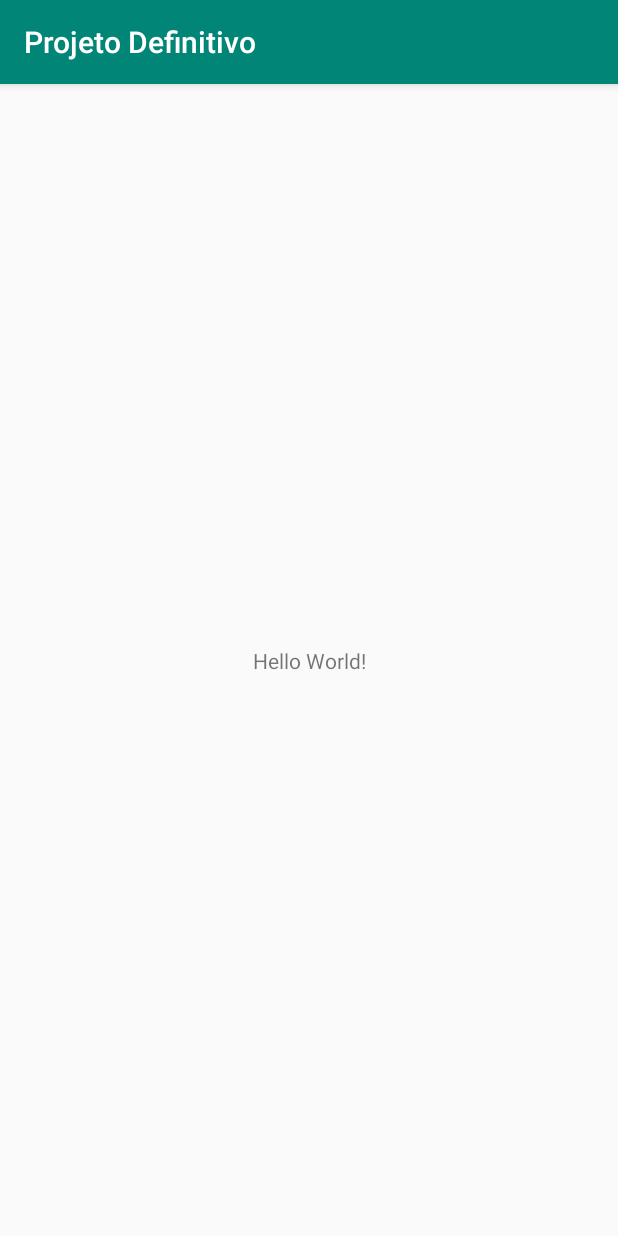
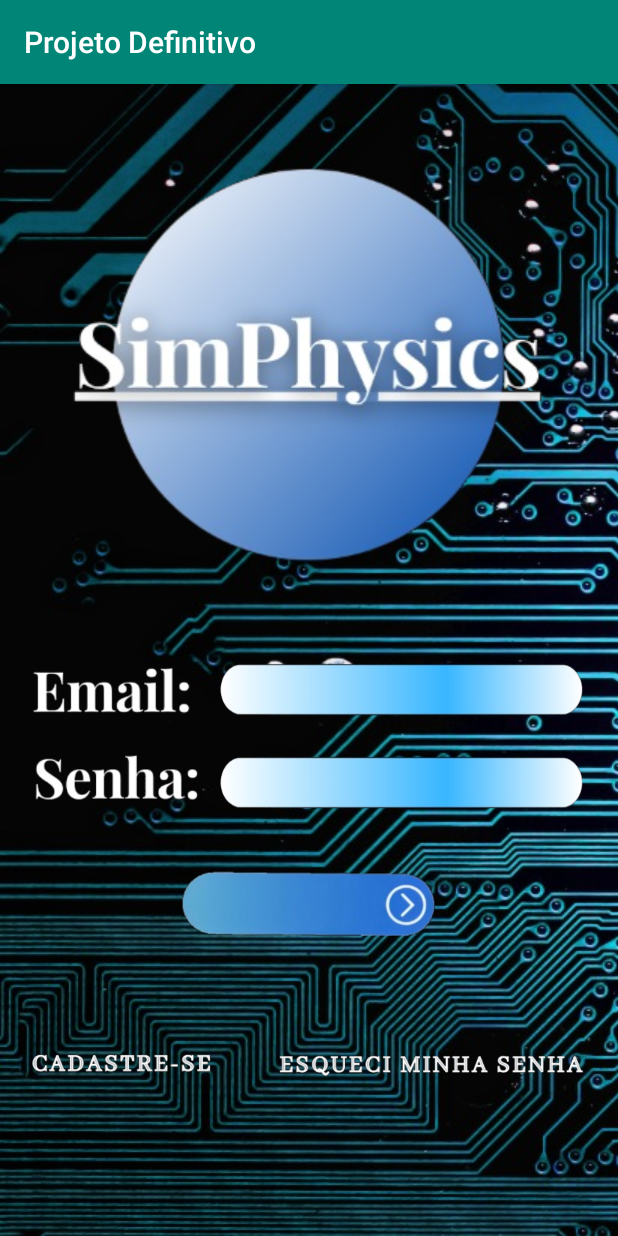
Before and after one commit to BrunoVictor2020/Repositorio-Def, an Android app: the screen it shows after launch (MainActivity), on a phone screen of 412 x 824 dp. Run offline under Robolectric (Android 15) with nearby library versions, the phone set to English and light mode, and no system bars.

Commit message:
Login Screen

```diff
--- a/ProjetoDefinitivo/app/src/main/res/layout/activity_login.xml
+++ b/ProjetoDefinitivo/app/src/main/res/layout/activity_login.xml
@@ -4,15 +4,138 @@
     xmlns:tools="http://schemas.android.com/tools"
     android:layout_width="match_parent"
     android:layout_height="match_parent"
-    tools:context=".MainActivity">
+    tools:context=".MainActivity" >
 
-    <TextView
-        android:layout_width="wrap_content"
-        android:layout_height="wrap_content"
-        android:text="Hello World!"
+    <ImageView
+        android:id="@+id/imageView"
+        android:layout_width="match_parent"
+        android:layout_height="match_parent"
+        android:scaleType="matrix"
+        android:visibility="visible"
         app:layout_constraintBottom_toBottomOf="parent"
-        app:layout_constraintLeft_toLeftOf="parent"
-        app:layout_constraintRight_toRightOf="parent"
-        app:layout_constraintTop_toTopOf="parent" />
+        app:layout_constraintEnd_toEndOf="parent"
+        app:layout_constraintHorizontal_bias="0.0"
+        app:layout_constraintStart_toStartOf="parent"
+        app:layout_constraintTop_toTopOf="parent"
+        app:layout_constraintVertical_bias="0.0"
+        app:srcCompat="@drawable/BG" />
+
+    <LinearLayout
+        android:layout_width="match_parent"
+        android:layout_height="match_parent"
+        android:orientation="vertical"
+        android:weightSum="100"
+        app:layout_constraintBottom_toBottomOf="@+id/imageView"
+        app:layout_constraintEnd_toEndOf="parent"
+        app:layout_constraintStart_toStartOf="parent"
+        app:layout_constraintTop_toTopOf="parent">
+
+        <ImageView
+            android:id="@+id/imageView2"
+            android:layout_width="match_parent"
+            android:layout_height="wrap_content"
+            android:layout_weight="10"
+            android:padding="40dp"
+            app:srcCompat="@drawable/logo" />
+
+        <LinearLayout
+            android:layout_width="match_parent"
+            android:layout_height="wrap_content"
+            android:layout_weight="10"
+            android:gravity="center"
+            android:orientation="horizontal"
+            android:paddingLeft="20dp"
+            android:paddingRight="20dp"
+            android:weightSum="40">
+
+            <ImageButton
+                android:id="@+id/imageButton"
+                android:layout_width="121dp"
+                android:layout_height="36dp"
+                android:layout_weight="20"
+                android:background="#00FFFFFF"
+                android:scaleType="fitStart"
+                app:srcCompat="@drawable/email" />
+
+            <EditText
+                android:id="@+id/editText"
+                android:layout_width="241dp"
+                android:layout_height="43dp"
+                android:layout_weight="20"
+                android:background="@drawable/barra"
+                android:ems="10"
+                android:inputType="textPersonName" />
+        </LinearLayout>
+
+        <LinearLayout
+            android:layout_width="match_parent"
+            android:layout_height="wrap_content"
+            android:layout_weight="10"
+            android:gravity="center_vertical"
+            android:orientation="horizontal"
+            android:paddingLeft="20dp"
+            android:paddingRight="20dp"
+            android:weightSum="40">
+
+            <ImageView
+                android:id="@+id/imageView3"
+                android:layout_width="121dp"
+                android:layout_height="41dp"
+                android:layout_weight="20"
+                android:scaleType="fitStart"
+                app:srcCompat="@drawable/senha" />
+
+            <EditText
+                android:id="@+id/editText2"
+                android:layout_width="241dp"
+                android:layout_height="43dp"
+                android:layout_weight="20"
+                android:background="@drawable/barra"
+                android:ems="10"
+                android:inputType="textPersonName" />
+
+        </LinearLayout>
+
+        <ImageButton
+            android:id="@+id/imageButton2"
+            android:layout_width="match_parent"
+            android:layout_height="79dp"
+            android:layout_weight="10"
+            android:background="#00FFFFFF"
+            android:padding="25dp"
+            android:scaleType="centerInside"
+            app:srcCompat="@drawable/entrar" />
+
+        <LinearLayout
+            android:layout_width="match_parent"
+            android:layout_height="wrap_content"
+            android:layout_weight="30"
+            android:gravity="center"
+            android:orientation="horizontal"
+            android:paddingLeft="20dp"
+            android:paddingRight="20dp">
+
+            <ImageButton
+                android:id="@+id/imageButton3"
+                android:layout_width="147dp"
+                android:layout_height="32dp"
+                android:layout_weight="1"
+                android:background="#00FFFFFF"
+                android:paddingRight="20dp"
+                android:scaleType="fitStart"
+                app:srcCompat="@drawable/cadastrese" />
+
+            <ImageButton
+                android:id="@+id/imageButton4"
+                android:layout_width="230dp"
+                android:layout_height="wrap_content"
+                android:layout_weight="1"
+                android:background="#00FFFFFF"
+                android:paddingStart="20dp"
+                android:scaleType="centerInside"
+                app:srcCompat="@drawable/esqueci" />
+        </LinearLayout>
+
+    </LinearLayout>
 
 </androidx.constraintlayout.widget.ConstraintLayout>
```
Also changed, not shown: ProjetoDefinitivo/app/src/main/res/drawable/BG.jpeg (added), ProjetoDefinitivo/app/src/main/res/drawable/barra.png (added), ProjetoDefinitivo/app/src/main/res/drawable/cadastrese.png (added), ProjetoDefinitivo/app/src/main/res/drawable/email.png (added), ProjetoDefinitivo/app/src/main/res/drawable/entrar.png (added), ProjetoDefinitivo/app/src/main/res/drawable/esqueci.png (added), ProjetoDefinitivo/app/src/main/res/drawable/logo.png (added), ProjetoDefinitivo/app/src/main/res/drawable/senha.png (added).
